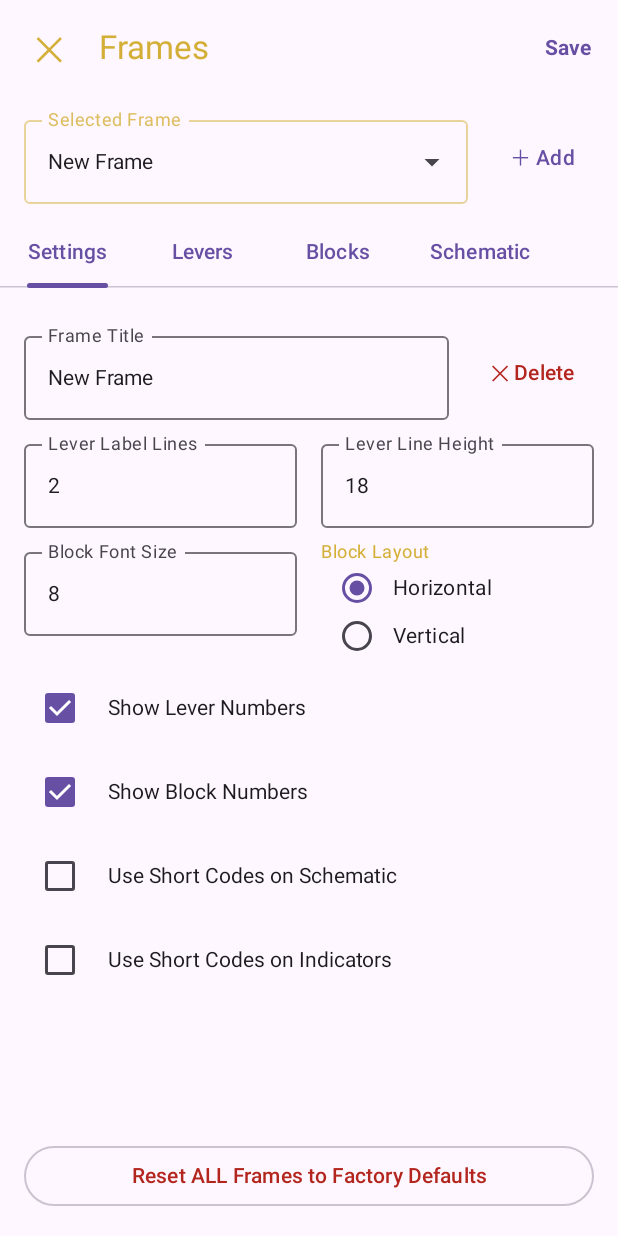
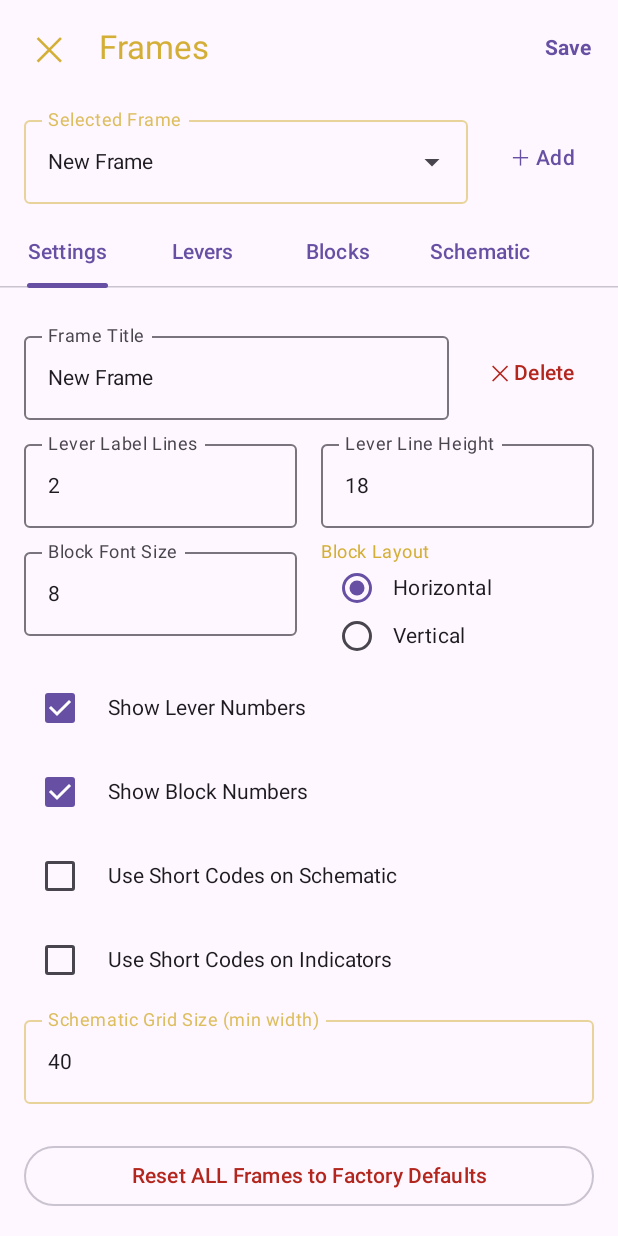
Before and after one commit to bobscott45/kmp_lever_frame, an Android app built with Jetpack Compose: the composable ConfigurationScreen shown on its own in the app's theme, after a tap on "＋ Add", on a phone screen of 412 x 824 dp. Run offline under Robolectric (Android 15) with nearby library versions, the light colour scheme and no system bars.

Commit message:
feat: adjust turnout text and configurable grid size

```diff
--- a/shared/src/commonMain/kotlin/org/edranor/leverframe/ConfigManager.kt
+++ b/shared/src/commonMain/kotlin/org/edranor/leverframe/ConfigManager.kt
@@ -64,6 +64,7 @@ data class JsonTab(
     val show_block_numbers: Boolean = true,
     val use_short_codes: Boolean = false,
     val use_short_codes_in_indicators: Boolean = false,
+    val schematic_grid_size: Int = 40,
     val levers: List<JsonLever> = emptyList(),
     val blocks: List<JsonBlock> = emptyList(),
     val schematic_elements: List<JsonSchematicElement> = emptyList()
@@ -210,6 +211,7 @@ object ConfigManager : AppConfigRepository {
                 showBlockNumbers = jsonTab.show_block_numbers,
                 useShortCodes = jsonTab.use_short_codes,
                 useShortCodesInIndicators = jsonTab.use_short_codes_in_indicators,
+                schematicGridSize = jsonTab.schematic_grid_size,
                 blocks = blocks,
                 schematicElements = schematicElements
             )
--- a/shared/src/commonMain/kotlin/org/edranor/leverframe/ConfigurationScreen.kt
+++ b/shared/src/commonMain/kotlin/org/edranor/leverframe/ConfigurationScreen.kt
@@ -26,6 +26,8 @@ import androidx.compose.foundation.layout.*
 import androidx.compose.foundation.lazy.LazyColumn
 import androidx.compose.foundation.lazy.itemsIndexed
 import androidx.compose.material3.*
+import androidx.compose.foundation.text.KeyboardOptions
+import androidx.compose.ui.text.input.KeyboardType
 import androidx.compose.runtime.*
 import androidx.compose.runtime.saveable.rememberSaveable
 import androidx.compose.ui.Alignment
@@ -454,6 +456,21 @@ fun ConfigurationScreen(
                                             )
                                             Text("Use Short Codes on Indicators", modifier = Modifier.padding(start = 8.dp))
                                         }
+                                        OutlinedTextField(
+                                            value = tab.schematic_grid_size.toString(),
+                                            onValueChange = {
+                                                val intValue = it.toIntOrNull()
+                                                if (intValue != null && intValue > 0) {
+                                                    val newTabs = config.tabs.toMutableList()
+                                                    newTabs[selectedFrameIndex] = tab.copy(schematic_grid_size = intValue)
+                                                    config = config.copy(tabs = newTabs)
+                                                }
+                                            },
+                                            label = { Text("Schematic Grid Size (min width)") },
+                                            keyboardOptions = KeyboardOptions(keyboardType = KeyboardType.Number),
+                                            modifier = Modifier.fillMaxWidth(),
+                                            colors = brassTextFieldColors()
+                                        )
                                     }
                                 }
                             }
@@ -1347,6 +1364,7 @@ private fun JsonConfig.withoutUiAndRules(): JsonConfig {
             show_block_numbers = true,
             use_short_codes = false,
             use_short_codes_in_indicators = false,
+            schematic_grid_size = 40,
             label_lines = 2,
             label_line_height = 18,
             block_layout = "HORIZONTAL",
--- a/shared/src/commonMain/kotlin/org/edranor/leverframe/Interlocking.kt
+++ b/shared/src/commonMain/kotlin/org/edranor/leverframe/Interlocking.kt
@@ -78,6 +78,7 @@ data class TabDef(
     val showBlockNumbers: Boolean = true,
     val useShortCodes: Boolean = false,
     val useShortCodesInIndicators: Boolean = false,
+    val schematicGridSize: Int = 40,
     val blocks: List<BlockDef> = emptyList(),
     val schematicElements: List<SchematicElementDef> = emptyList()
 )
```
Also changed, not shown: shared/src/commonMain/kotlin/org/edranor/leverframe/SchematicEditorScreen.kt (+5 -5 lines), shared/src/commonMain/kotlin/org/edranor/leverframe/SchematicScreen.kt (+4 -4 lines).
